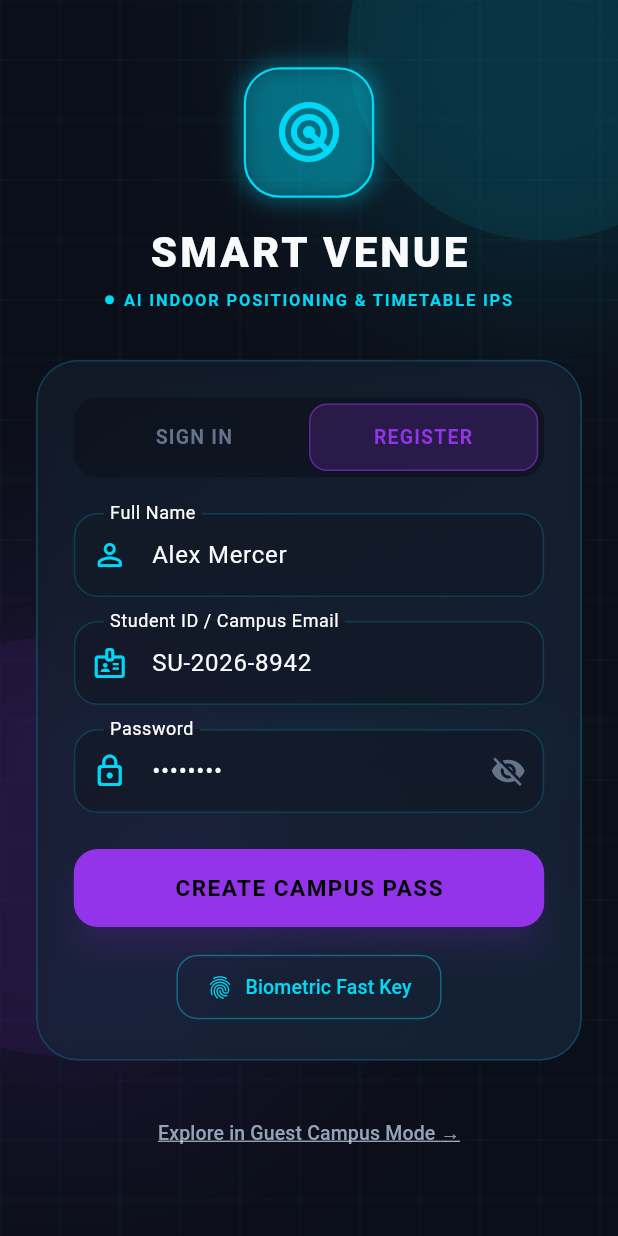
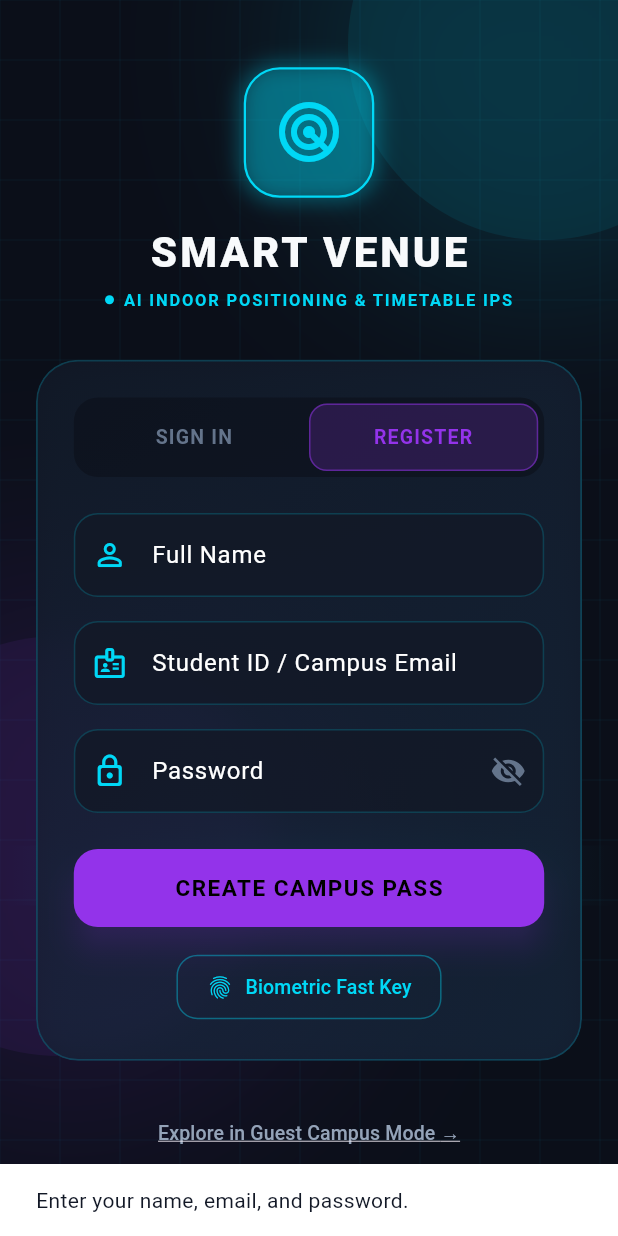
Before and after one commit to Rudrakshh-hh/smartvenueapp, a Flutter app: the LoginScreen screen opened directly, after a tap on "REGISTER", after a tap on "CREATE CAMPUS PASS", on a phone screen of 412 x 824 dp. Run offline on Flutter 3.47's test engine with Material 3 defaults, Android fonts, the phone set to English and light mode, and no system bars; our stand-ins replace flutter_secure_storage; accounts and stored records are empty.

Commit message:
Integrated Backend Connectivity(User LOGIN)

```diff
--- a/lib/screens/auth/login_screen.dart
+++ b/lib/screens/auth/login_screen.dart
@@ -4,6 +4,7 @@ import '../../providers/app_state.dart';
 import '../../theme/app_theme.dart';
 import '../../widgets/cyber_background.dart';
 import '../../widgets/glass_container.dart';
+import '../../services/auth_service.dart';
 
 class LoginScreen extends StatefulWidget {
   const LoginScreen({super.key});
@@ -12,12 +13,17 @@ class LoginScreen extends StatefulWidget {
   State<LoginScreen> createState() => _LoginScreenState();
 }
 
+
 class _LoginScreenState extends State<LoginScreen> {
   bool _isSignUp = false;
-  final _idController = TextEditingController(text: 'SU-2026-8942');
-  final _nameController = TextEditingController(text: 'Alex Mercer');
-  final _passwordController = TextEditingController(text: '••••••••');
+
+  final _idController = TextEditingController();
+  final _nameController = TextEditingController();
+  final _passwordController = TextEditingController();
+
   bool _obscurePassword = true;
+  bool _isLoading = false;
+
 
   @override
   void dispose() {
@@ -27,10 +33,83 @@ class _LoginScreenState extends State<LoginScreen> {
     super.dispose();
   }
 
-  void _handleAuth() {
-    final appState = Provider.of<AppState>(context, listen: false);
-    appState.login(_nameController.text, _idController.text);
+
+
+  Future<void> _handleAuth() async {
+    if (_isLoading) return;
+
+    final email = _idController.text.trim();
+    final password = _passwordController.text;
+    final name = _nameController.text.trim();
+
+    if (email.isEmpty || password.isEmpty ||
+        (_isSignUp && name.isEmpty)) {
+      ScaffoldMessenger.of(context).showSnackBar(
+        SnackBar(
+          content: Text(
+            _isSignUp
+                ? 'Enter your name, email, and password.'
+                : 'Enter your email and password.',
+          ),
+        ),
+      );
+      return;
+    }
+
+    setState(() => _isLoading = true);
+
+    try {
+      if (_isSignUp) {
+        final message = await AuthService.register(
+          name: name,
+          email: email,
+          password: password,
+        );
+
+        if (!mounted) return;
+
+        ScaffoldMessenger.of(context).showSnackBar(
+          SnackBar(content: Text(message)),
+        );
+
+        setState(() => _isSignUp = false);
+      } else {
+        final result = await AuthService.login(
+          email: email,
+          password: password,
+        );
+
+        if (!mounted) return;
+
+        final user = result['user'] as Map<String, dynamic>;
+        final appState = Provider.of<AppState>(
+          context,
+          listen: false,
+        );
+
+        appState.login(
+          user['name'] as String,
+          user['email'] as String,
+        );
+      }
+    } catch (e) {
+      if (!mounted) return;
+
+      ScaffoldMessenger.of(context).showSnackBar(
+        SnackBar(
+          content: Text(
+            e.toString().replaceFirst('Exception: ', ''),
+          ),
+        ),
+      );
+    } finally {
+      if (mounted) {
+        setState(() => _isLoading = false);
+      }
+    }
   }
+
+
 
   @override
   Widget build(BuildContext context) {
@@ -224,7 +303,16 @@ class _LoginScreenState extends State<LoginScreen> {
                             elevation: 8,
                             shadowColor: (_isSignUp ? AppTheme.purpleAccent : AppTheme.cyanPrimary).withValues(alpha: 0.4),
                           ),
-                          child: Text(
+                          child: _isLoading
+                              ? const SizedBox(
+                            width: 22,
+                            height: 22,
+                            child: CircularProgressIndicator(
+                              strokeWidth: 2,
+                              color: Colors.black,
+                            ),
+                          )
+                              : Text(
                             _isSignUp ? 'CREATE CAMPUS PASS' : 'AUTHENTICATE',
                             style: const TextStyle(
                               color: Colors.black,
@@ -239,7 +327,7 @@ class _LoginScreenState extends State<LoginScreen> {
 
                       // Biometric Fast Auth Shortcut
                       OutlinedButton.icon(
-                        onPressed: _handleAuth,
+                        onPressed: _isLoading ? null : _handleAuth,
                         icon: const Icon(Icons.fingerprint_rounded, color: AppTheme.cyanPrimary),
                         label: const Text(
                           'Biometric Fast Key',
--- /dev/null
+++ b/lib/services/auth_service.dart
@@ -0,0 +1,81 @@
+
+import 'dart:convert';
+import 'package:flutter_secure_storage/flutter_secure_storage.dart';
+import 'package:http/http.dart' as http;
+
+class AuthService {
+  // Android emulator. Change this for a physical phone or web.
+  static const String baseUrl = 'http://192.168.29.7:3000';
+
+  static const _storage = FlutterSecureStorage();
+
+  static Future<Map<String, dynamic>> login({
+    required String email,
+    required String password,
+  }) async {
+    final response = await http
+        .post(
+      Uri.parse('$baseUrl/api/login'),
+      headers: {'Content-Type': 'application/json'},
+      body: jsonEncode({
+        'email': email.trim(),
+        'password': password,
+      }),
+    )
+        .timeout(const Duration(seconds: 15));
+
+    final data = jsonDecode(response.body) as Map<String, dynamic>;
+
+    if (response.statusCode != 200 || data['success'] != true) {
+      throw Exception(data['message'] ?? 'Login failed.');
+    }
+
+    final token = data['token'] as String?;
+    if (token == null || token.isEmpty) {
+      throw Exception('The server did not return a token.');
+    }
+
+    await _storage.write(key: 'auth_token', value: token);
+    return data;
+  }
+
+  static Future<void> logout() async {
+    await _storage.delete(key: 'auth_token');
+  }
+
+  static Future<String> register({
+    required String name,
+    required String email,
+    required String password,
+  }) async {
+    final response = await http
+        .post(
+      Uri.parse('$baseUrl/api/register'),
+      headers: {'Content-Type': 'application/json'},
+      body: jsonEncode({
+        'name': name.trim(),
+        'email': email.trim(),
+        'password': password,
+      }),
+    )
+        .timeout(const Duration(seconds: 15));
+
+    final Map<String, dynamic> data;
+
+    try {
+      data = jsonDecode(response.body) as Map<String, dynamic>;
+    } catch (_) {
+      throw Exception('The server returned an invalid response.');
+    }
+
+    if (response.statusCode != 201 || data['success'] != true) {
+      throw Exception(
+        data['message'] ?? 'Registration failed.',
+      );
+    }
+
+    return data['message'] as String? ??
+        'Account created successfully.';
+  }
+
+}
--- a/pubspec.yaml
+++ b/pubspec.yaml
@@ -14,6 +14,8 @@ dependencies:
   flutter_map: ^6.1.0
   latlong2: ^0.9.1
   cupertino_icons: ^1.0.8
+  http: ^1.6.0
+  flutter_secure_storage: ^11.2.0
 
 dev_dependencies:
   flutter_test:
```
Also changed, not shown: pubspec.lock, 5 other files.
